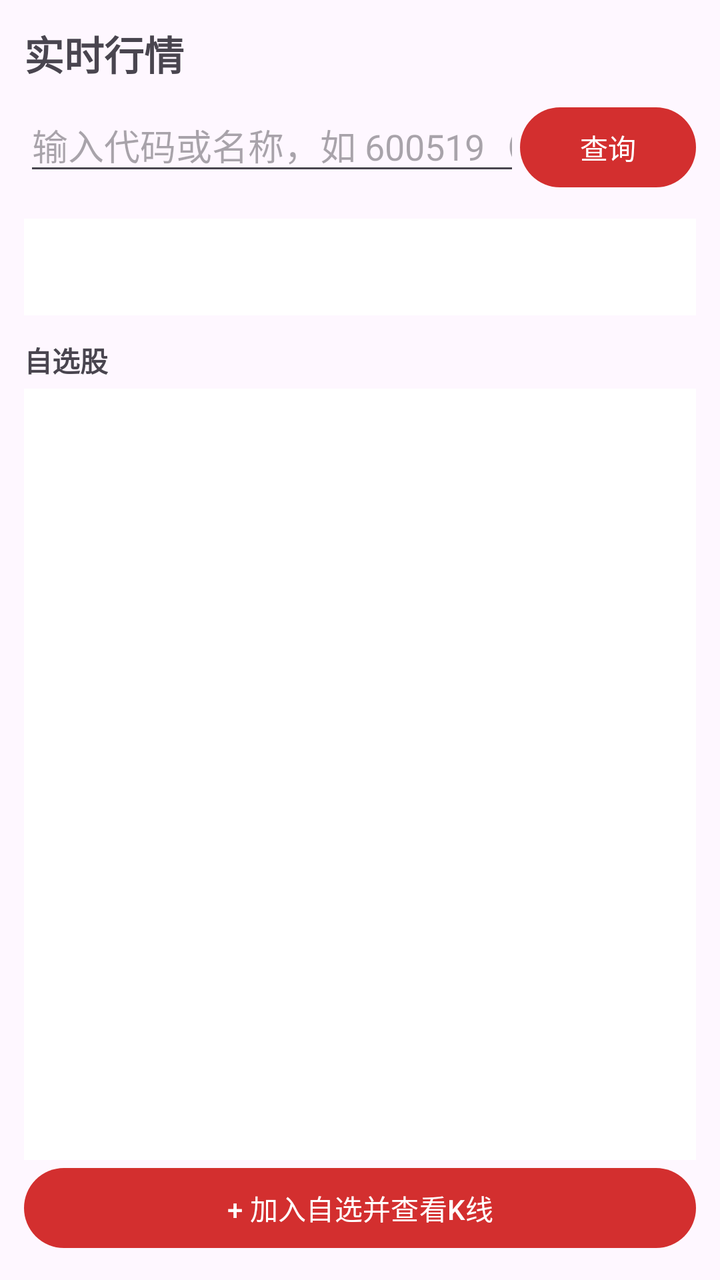
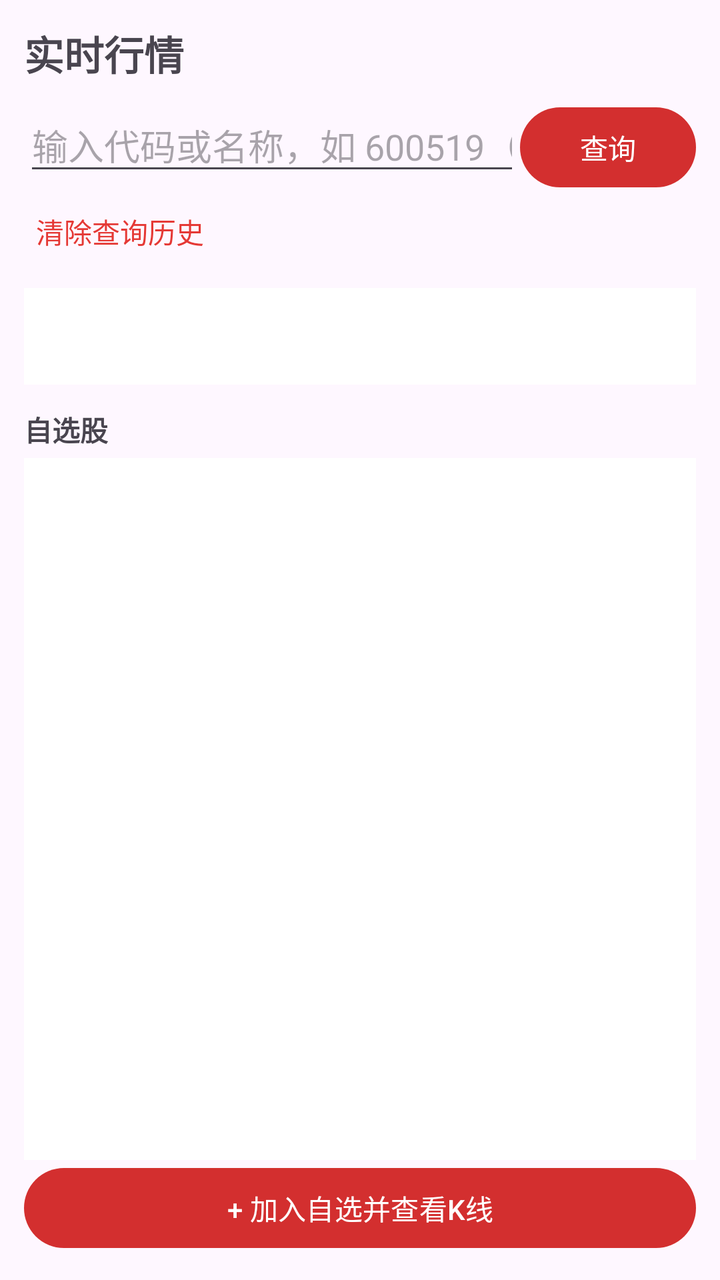

Two renders of the same Android screen: before a commit and after it. Below are the layout's source before the change and the commit's diff.
<!-- AndroidManifest.xml: application theme Theme.QuantApp -->
<!-- res/layout/fragment_market.xml -->
<?xml version="1.0" encoding="utf-8"?>
<LinearLayout xmlns:android="http://schemas.android.com/apk/res/android"
    android:layout_width="match_parent" android:layout_height="match_parent"
    android:orientation="vertical" android:padding="12dp">

    <TextView android:layout_width="wrap_content" android:layout_height="wrap_content"
        android:text="实时行情" android:textSize="20sp" android:textStyle="bold" />

    <LinearLayout android:layout_width="match_parent" android:layout_height="wrap_content"
        android:orientation="horizontal" android:layout_marginTop="8dp">
        <AutoCompleteTextView android:id="@+id/et_code"
            android:layout_width="0dp" android:layout_height="wrap_content" android:layout_weight="1"
            android:hint="输入代码或名称，如 600519（可下拉选历史）"
            android:inputType="text" android:singleLine="true" android:completionThreshold="1" />
        <Button android:id="@+id/btn_query" android:layout_width="wrap_content" android:layout_height="wrap_content"
            android:text="查询" />
    </LinearLayout>

    <TextView android:id="@+id/tv_quote"
        android:layout_width="match_parent" android:layout_height="wrap_content"
        android:layout_marginTop="12dp" android:padding="14dp" android:background="#FFFFFF"
        android:textSize="15sp" />

    <TextView android:layout_width="wrap_content" android:layout_height="wrap_content"
        android:text="自选股" android:layout_marginTop="12dp" android:textStyle="bold" />

    <ListView android:id="@+id/list_watch" android:layout_width="match_parent"
        android:layout_height="0dp" android:layout_weight="1"
        android:layout_marginTop="4dp" android:background="#FFFFFF" />

    <Button android:id="@+id/btn_add_watch" android:layout_width="match_parent"
        android:layout_height="wrap_content" android:text="+ 加入自选并查看K线" />
</LinearLayout>
<!-- resources referenced by this layout -->
<resources>
  <style name="Theme.QuantApp" parent="Theme.Material3.Light.NoActionBar">
          <item name="colorPrimary">@color/brand</item>
          <item name="colorPrimaryVariant">@color/brand_dark</item>
          <item name="colorOnPrimary">#FFFFFF</item>
          <item name="android:statusBarColor">@color/brand_dark</item>
      </style>
  <color name="brand">#D32F2F</color>
  <color name="brand_dark">#B71C1C</color>
</resources>

<!-- the commit's change to res/layout/fragment_market.xml (unified diff, before → after) -->
@@ -16,6 +16,10 @@
             android:text="查询" />
     </LinearLayout>
 
+    <TextView android:id="@+id/btn_clear_history" android:layout_width="wrap_content"
+        android:layout_height="wrap_content" android:layout_marginTop="2dp"
+        android:padding="6dp" android:textColor="#E53935" android:text="清除查询历史" />
+
     <TextView android:id="@+id/tv_quote"
         android:layout_width="match_parent" android:layout_height="wrap_content"
         android:layout_marginTop="12dp" android:padding="14dp" android:background="#FFFFFF"
